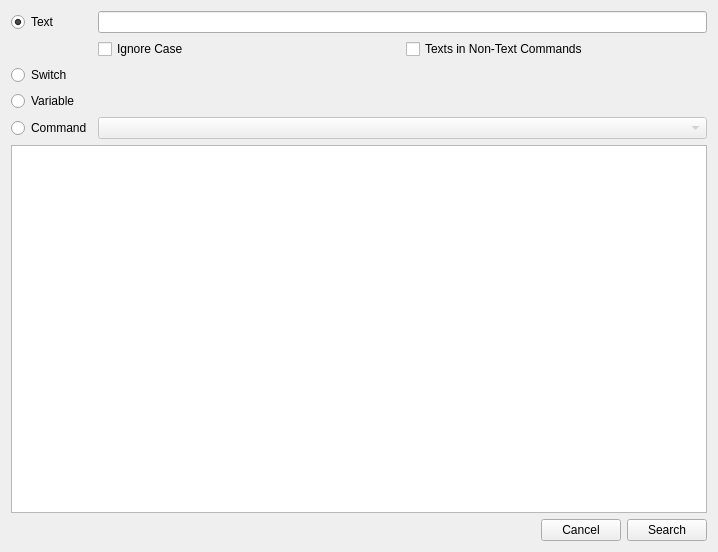
Qt form dialogs/searcheventdialog.ui (jowin202/YaRXP) before a commit.
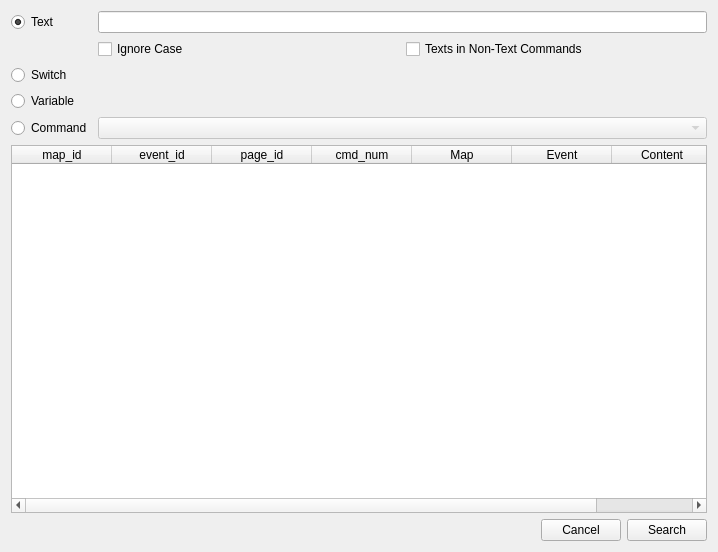
The same form after that commit. Custom widgets are drawn as their Qt base class.

Commit message: Search Dialog

```diff
--- a/dialogs/searcheventdialog.ui
+++ b/dialogs/searcheventdialog.ui
@@ -85,7 +85,43 @@
       </widget>
      </item>
      <item row="6" column="0" colspan="2">
-      <widget class="QTableWidget" name="tableWidget"/>
+      <widget class="QTableWidget" name="table_result">
+       <column>
+        <property name="text">
+         <string>map_id</string>
+        </property>
+       </column>
+       <column>
+        <property name="text">
+         <string>event_id</string>
+        </property>
+       </column>
+       <column>
+        <property name="text">
+         <string>page_id</string>
+        </property>
+       </column>
+       <column>
+        <property name="text">
+         <string>cmd_num</string>
+        </property>
+       </column>
+       <column>
+        <property name="text">
+         <string>Map</string>
+        </property>
+       </column>
+       <column>
+        <property name="text">
+         <string>Event</string>
+        </property>
+       </column>
+       <column>
+        <property name="text">
+         <string>Content</string>
+        </property>
+       </column>
+      </widget>
      </item>
      <item row="3" column="1">
       <widget class="SwitchVariableWidget" name="variable_widget" native="true">
```
The commit also changes 4 other files.
